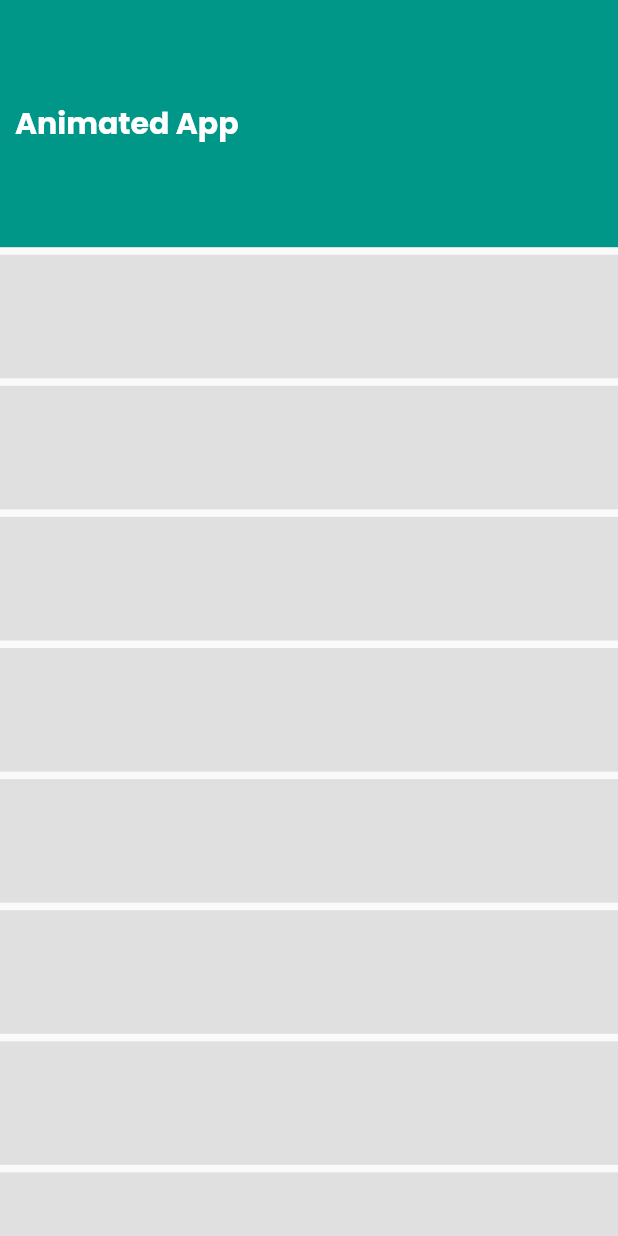
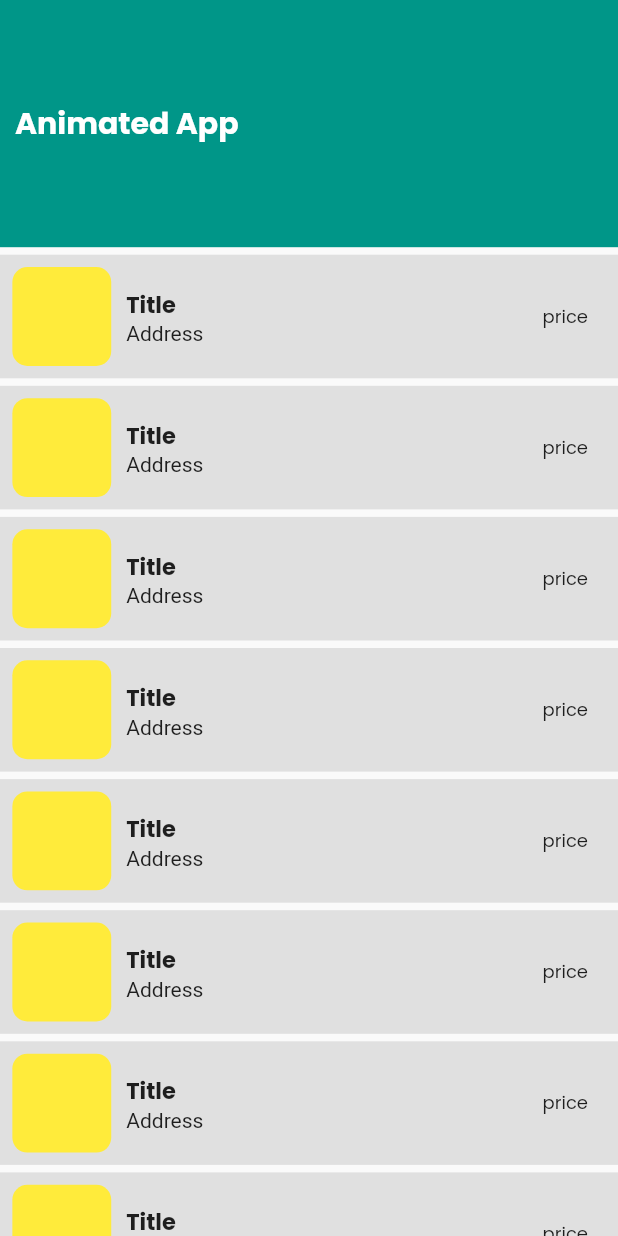
Before and after one commit to monirhelalee/animation_with_flutter, a Flutter app: the screen it shows after launch, on a phone screen of 412 x 824 dp. Run offline on Flutter 3.47's test engine with Material 2 defaults, Android fonts, the phone set to English and light mode, and no system bars; our stand-ins replace google_fonts.

Commit message:
list tile add

```diff
--- a/lib/home_page.dart
+++ b/lib/home_page.dart
@@ -51,6 +51,53 @@ class _HomePageState extends State<HomePage> {
                         child: Container(
                           height: h * .1,
                           color: Colors.grey.shade300,
+                          child: Row(
+                            mainAxisAlignment: MainAxisAlignment.spaceBetween,
+                            children: [
+                              Row(
+                                children: [
+                                  Padding(
+                                    padding: EdgeInsets.only(left: h * .01),
+                                    child: Container(
+                                      height: h * .08,
+                                      width: h * .08,
+                                      decoration: BoxDecoration(
+                                          color: Colors.yellow,
+                                          borderRadius:
+                                              BorderRadius.circular(10)),
+                                    ),
+                                  ),
+                                  const SizedBox(
+                                    width: 10,
+                                  ),
+                                  Column(
+                                    crossAxisAlignment:
+                                        CrossAxisAlignment.start,
+                                    mainAxisAlignment: MainAxisAlignment.center,
+                                    children: [
+                                      Text(
+                                        "Title",
+                                        style: GoogleFonts.poppins(
+                                          fontSize: 15,
+                                          fontWeight: FontWeight.bold,
+                                        ),
+                                      ),
+                                      const Text("Address"),
+                                    ],
+                                  ),
+                                ],
+                              ),
+                              Padding(
+                                padding: const EdgeInsets.only(right: 20),
+                                child: Text(
+                                  "price",
+                                  style: GoogleFonts.poppins(
+                                    fontSize: 12,
+                                  ),
+                                ),
+                              ),
+                            ],
+                          ),
                         ),
                       );
                     }),
```
